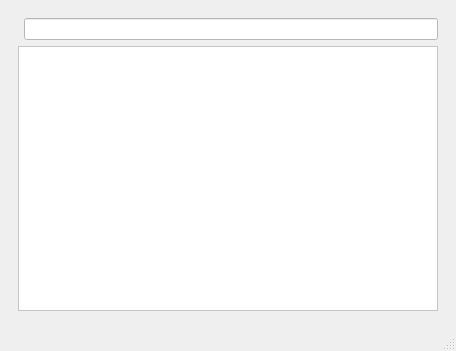
Qt form wikionboard.ui (cip/WikiOnBoard) before a commit.
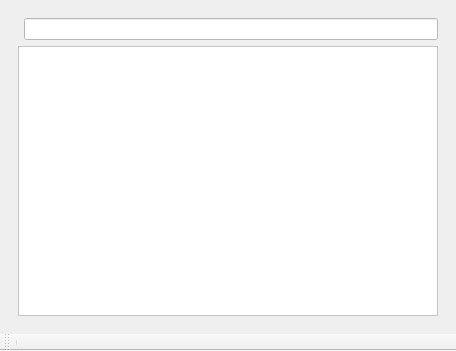
The same form after that commit.

Commit message: Version 1.0.5 * Fixed issue 29 (Non latin1 file names not working) * Some preparations for meego/android

```diff
--- a/wikionboard.ui
+++ b/wikionboard.ui
@@ -109,7 +109,6 @@
     </item>
    </layout>
   </widget>
-  <widget class="QStatusBar" name="statusbar"/>
   <widget class="QMenuBar" name="menuBar">
    <property name="geometry">
     <rect>
@@ -120,6 +119,18 @@
     </rect>
    </property>
   </widget>
+  <widget class="QToolBar" name="toolBar">
+   <property name="windowTitle">
+    <string>toolBar</string>
+   </property>
+   <attribute name="toolBarArea">
+    <enum>BottomToolBarArea</enum>
+   </attribute>
+   <attribute name="toolBarBreak">
+    <bool>false</bool>
+   </attribute>
+   <addaction name="separator"/>
+  </widget>
   <action name="actionOpen_eBook">
    <property name="text">
     <string>Open eBook</string>
```
The commit also changes 2 other files.
